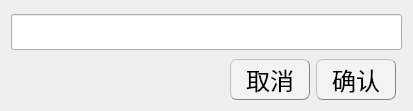
Before: the Qt Designer form stateeditdialog.ui in EsZHU/QtExamSystem, drawn with Qt 5.
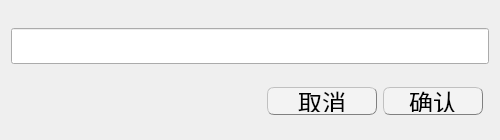
After: the same form once the commit is applied.

Commit message:
完善：人员管理搜索界面布局完善
不会搜索名字相同的人的数据，只会找到出现的第一个

The edit to the form file:
```diff
--- a/stateeditdialog.ui
+++ b/stateeditdialog.ui
@@ -6,8 +6,8 @@
    <rect>
     <x>0</x>
     <y>0</y>
-    <width>413</width>
-    <height>111</height>
+    <width>500</width>
+    <height>140</height>
    </rect>
   </property>
   <property name="windowTitle">
@@ -37,8 +37,14 @@
     <widget class="QPushButton" name="saveButton">
      <property name="minimumSize">
       <size>
-       <width>80</width>
-       <height>0</height>
+       <width>100</width>
+       <height>28</height>
+      </size>
+     </property>
+     <property name="maximumSize">
+      <size>
+       <width>100</width>
+       <height>28</height>
       </size>
      </property>
      <property name="font">
@@ -60,8 +66,14 @@
     <widget class="QPushButton" name="cancelButton">
      <property name="minimumSize">
       <size>
-       <width>80</width>
-       <height>0</height>
+       <width>110</width>
+       <height>28</height>
+      </size>
+     </property>
+     <property name="maximumSize">
+      <size>
+       <width>100</width>
+       <height>28</height>
       </size>
      </property>
      <property name="font">
```
The commit also changes 1 other file.
